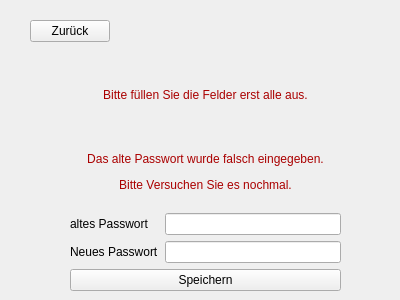
The window that KTDVS/KTDVS/View_Passwortaenderung.ui (SimonRuttmann/ClassReunionSoftware) describes before a commit, drawn with Qt 5.
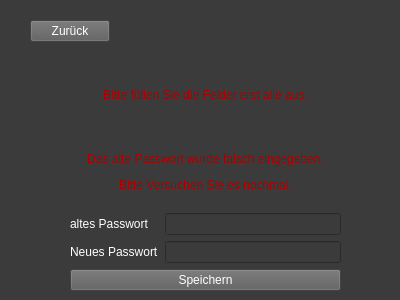
The same window after the commit.

Patch:
```diff
--- a/KTDVS/KTDVS/View_Passwortaenderung.ui
+++ b/KTDVS/KTDVS/View_Passwortaenderung.ui
@@ -13,6 +13,11 @@
   <property name="windowTitle">
    <string>Form</string>
   </property>
+  <property name="styleSheet">
+   <string notr="true">QWidget{
+	background-color: rgb(59, 59, 59);
+}</string>
+  </property>
   <widget class="QPushButton" name="Zurueck">
    <property name="geometry">
     <rect>
@@ -22,6 +27,12 @@
      <height>22</height>
     </rect>
    </property>
+   <property name="styleSheet">
+    <string notr="true">QPushButton{
+	background-color: rgb(93, 93, 93);
+	color: rgb(255, 255, 255);
+}</string>
+   </property>
    <property name="text">
     <string>Zurück</string>
    </property>
@@ -64,6 +75,11 @@
        <layout class="QVBoxLayout" name="verticalLayout_4">
         <item>
          <widget class="QLabel" name="altesPas">
+          <property name="styleSheet">
+           <string notr="true">QLabel{
+	color: rgb(255, 255, 255);
+}</string>
+          </property>
           <property name="text">
            <string>altes Passwort</string>
           </property>
@@ -71,6 +87,11 @@
         </item>
         <item>
          <widget class="QLabel" name="label_2">
+          <property name="styleSheet">
+           <string notr="true">QLabel{
+	color: rgb(255, 255, 255);
+}</string>
+          </property>
           <property name="text">
            <string>Neues Passwort</string>
           </property>
@@ -81,10 +102,24 @@
       <item>
        <layout class="QVBoxLayout" name="verticalLayout_2">
         <item>
-         <widget class="QLineEdit" name="altesPasEdit"/>
+         <widget class="QLineEdit" name="altesPasEdit">
+          <property name="styleSheet">
+           <string notr="true">QLineEdit{
+	color: rgb(255, 255, 255);
+	background-color: rgb(59, 59, 59);
+}</string>
+          </property>
+         </widget>
         </item>
         <item>
-         <widget class="QLineEdit" name="neuesPasEdit"/>
+         <widget class="QLineEdit" name="neuesPasEdit">
+          <property name="styleSheet">
+           <string notr="true">QLineEdit{
+	color: rgb(255, 255, 255);
+	background-color: rgb(59, 59, 59);
+}</string>
+          </property>
+         </widget>
         </item>
        </layout>
       </item>
@@ -94,6 +129,12 @@
      <layout class="QHBoxLayout" name="horizontalLayout_2">
       <item>
        <widget class="QPushButton" name="pushButton">
+        <property name="styleSheet">
+         <string notr="true">QPushButton{
+	background-color: rgb(93, 93, 93);
+	color: rgb(255, 255, 255);
+}</string>
+        </property>
         <property name="text">
          <string>Speichern</string>
         </property>
```
